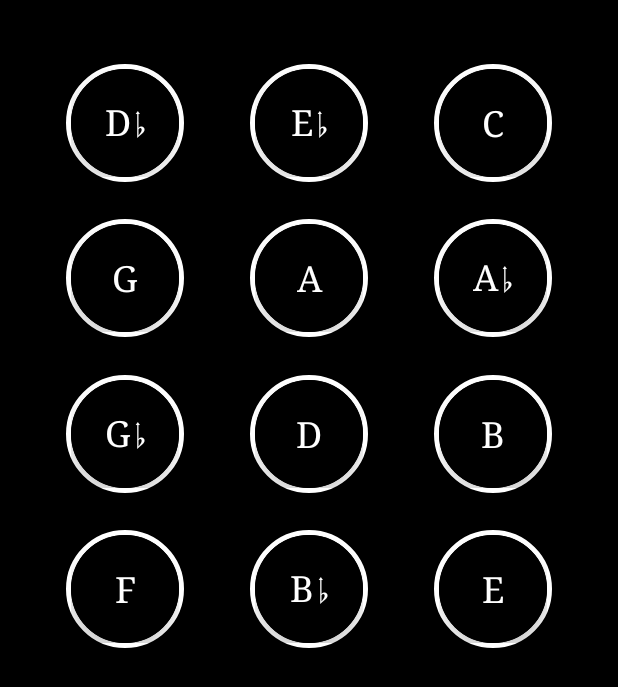
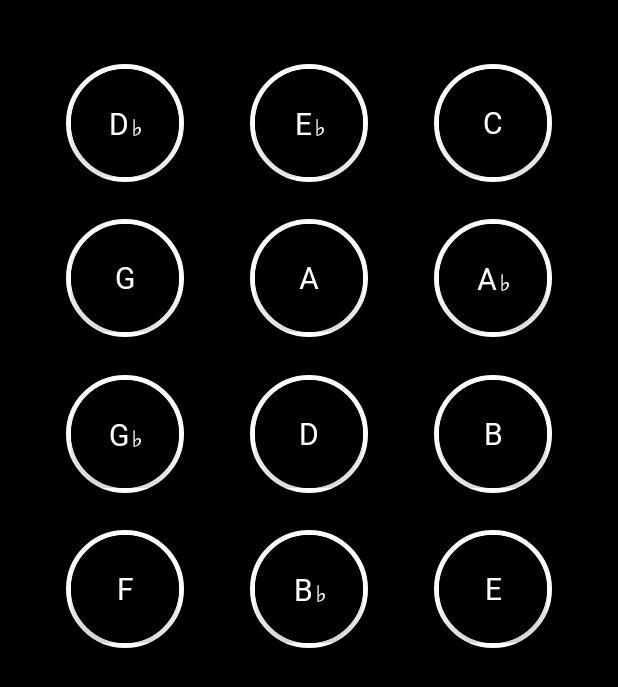
Before and after one commit to travismacdonald/KeyCompanion, an Android app: the screen it shows after launch (KeysActivity), on a phone screen of 412 x 824 dp. Shown: the part 389-1076 px from the top of the screen. Run offline under Robolectric (Android 15) with nearby library versions, the phone set to English and light mode, and no system bars; Roboto replaces fonts that are not available here.

Commit message:
Fixed font / displaying sharps and flats

```diff
--- a/app/src/main/AndroidManifest.xml
+++ b/app/src/main/AndroidManifest.xml
@@ -9,11 +9,13 @@
         android:roundIcon="@mipmap/ic_launcher_round"
         android:supportsRtl="true"
         android:theme="@style/AppTheme">
-        <activity android:name=".keys.KeysActivity">
+        <activity
+            android:name=".keys.KeysActivity"
+            android:screenOrientation="portrait">
             <intent-filter>
-                <action android:name="android.intent.action.MAIN"/>
+                <action android:name="android.intent.action.MAIN" />
 
-                <category android:name="android.intent.category.LAUNCHER"/>
+                <category android:name="android.intent.category.LAUNCHER" />
             </intent-filter>
         </activity>
         <meta-data
--- a/app/src/main/java/com/cannonballapps/keycompanion/KeyData.kt
+++ b/app/src/main/java/com/cannonballapps/keycompanion/KeyData.kt
@@ -6,9 +6,33 @@ class KeyData {
 
         const val NUM_KEYS = 12
 
-        val NAMES_FLAT = arrayOf("C", "D𝄬", "D", "E𝄬", "E", "F", "G𝄬", "G", "A𝄬", "A", "B𝄬", "B")
+        val NAMES_FLAT = arrayOf(
+                "C",
+                "D\u266d",
+                "D",
+                "E\u266d",
+                "E",
+                "F",
+                "G\u266d",
+                "G",
+                "A\u266d",
+                "A",
+                "B\u266d",
+                "B")
 
-        val NAMES_SHARP = arrayOf("C", "C𝄰", "D", "D𝄰", "E", "F", "F𝄰", "G", "G𝄰", "A", "A𝄰", "B")
+        val NAMES_SHARP = arrayOf(
+                "C",
+                "C\u266F",
+                "D",
+                "D\u266f",
+                "E",
+                "F",
+                "F\u266f",
+                "G",
+                "G\u266f",
+                "A",
+                "A\u266f",
+                "B")
 
     }
 }
--- a/app/src/main/java/com/cannonballapps/keycompanion/keys/KeysActivity.kt
+++ b/app/src/main/java/com/cannonballapps/keycompanion/keys/KeysActivity.kt
@@ -14,7 +14,6 @@ class KeysActivity : AppCompatActivity() {
         super.onCreate(savedInstanceState)
         setContentView(R.layout.keys_activity)
 
-
         val keysFragment = supportFragmentManager.findFragmentById(R.id.contentFrame) as KeysFragment?
                 ?: KeysFragment.newInstance()
 
--- a/app/src/main/java/com/cannonballapps/keycompanion/keys/KeysFragment.kt
+++ b/app/src/main/java/com/cannonballapps/keycompanion/keys/KeysFragment.kt
@@ -10,11 +10,14 @@ import android.widget.LinearLayout
 import com.google.android.material.floatingactionbutton.ExtendedFloatingActionButton
 import android.view.animation.AlphaAnimation
 import android.view.animation.Animation
+import androidx.core.content.res.ResourcesCompat
 import com.cannonballapps.keycompanion.Key
 import com.cannonballapps.keycompanion.KeyData
 import com.cannonballapps.keycompanion.R
 
 class KeysFragment : androidx.fragment.app.Fragment(), KeysContract.View {
+
+    // Added overhead for animation. Haven't got it to work properly yet.
 
     private val FADE_DURATION: Long = 200
 
@@ -67,10 +70,13 @@ class KeysFragment : androidx.fragment.app.Fragment(), KeysContract.View {
             inflater: LayoutInflater, container: ViewGroup?, savedInstanceState: Bundle?): View? {
 
         val root = inflater.inflate(R.layout.keys_frag, container, false)
+
         keysGridContainer = root.findViewById(R.id.keys_grid)
         keysGrid = inflater.inflate(R.layout.keys_item, root as ViewGroup, false) as ConstraintLayout
         keysGridContainer.addView(keysGrid)
-        setupTextAnimators()
+
+        setupFont()
+//        setupTextAnimators()
 
         with (root) {
             // Setup Buttons
@@ -85,6 +91,13 @@ class KeysFragment : androidx.fragment.app.Fragment(), KeysContract.View {
         }
 
         return root
+    }
+
+    private fun setupFont() {
+        val typeface = context?.let { ResourcesCompat.getFont(it, R.font.deja_vu_sans_fam) }
+        for (childIx in 0 until keysGrid.childCount) {
+            ((keysGrid.getChildAt(childIx) as LinearLayout).getChildAt(0) as ExtendedFloatingActionButton).typeface = typeface
+        }
     }
 
     private fun animateKeyButtonText(newText: String, view: ExtendedFloatingActionButton) {
--- /dev/null
+++ b/app/src/main/res/font/deja_vu_sans_fam.xml
@@ -0,0 +1,7 @@
+<?xml version="1.0" encoding="utf-8"?>
+<font-family xmlns:app="http://schemas.android.com/apk/res-auto">
+    <font
+        app:fontStyle="normal"
+        app:fontWeight="400"
+        app:font="@font/deja_vu_sans" />
+</font-family>
--- a/app/src/main/res/layout/keys_activity.xml
+++ b/app/src/main/res/layout/keys_activity.xml
@@ -4,6 +4,7 @@
     xmlns:tools="http://schemas.android.com/tools"
     android:layout_width="match_parent"
     android:layout_height="match_parent"
+    android:keepScreenOn="true"
     tools:context=".keys.KeysActivity">
 
     <!-- Where the fragment will be hosted -->
--- a/app/src/main/res/layout/keys_item.xml
+++ b/app/src/main/res/layout/keys_item.xml
@@ -24,7 +24,6 @@
             style="@style/Widget.MaterialComponents.ExtendedFloatingActionButton"
             android:layout_width="@dimen/keybutton_size"
             android:layout_height="@dimen/keybutton_size"
-            android:fontFamily="@string/keybutton_font"
             android:textAlignment="center"
             android:textColor="@color/keybutton_textcolor"
             android:textSize="@dimen/keybutton_textsize"
@@ -51,7 +50,6 @@
             style="@style/Widget.MaterialComponents.ExtendedFloatingActionButton"
             android:layout_width="@dimen/keybutton_size"
             android:layout_height="@dimen/keybutton_size"
-            android:fontFamily="@string/keybutton_font"
             android:textAlignment="center"
             android:textColor="@color/keybutton_textcolor"
             android:textSize="@dimen/keybutton_textsize"
@@ -78,7 +76,6 @@
             style="@style/Widget.MaterialComponents.ExtendedFloatingActionButton"
             android:layout_width="@dimen/keybutton_size"
             android:layout_height="@dimen/keybutton_size"
-            android:fontFamily="@string/keybutton_font"
             android:textAlignment="center"
             android:textColor="@color/keybutton_textcolor"
             android:textSize="@dimen/keybutton_textsize"
@@ -107,7 +104,6 @@
             style="@style/Widget.MaterialComponents.ExtendedFloatingActionButton"
             android:layout_width="@dimen/keybutton_size"
             android:layout_height="@dimen/keybutton_size"
-            android:fontFamily="@string/keybutton_font"
             android:textAlignment="center"
             android:textColor="@color/keybutton_textcolor"
             android:textSize="@dimen/keybutton_textsize"
@@ -134,7 +130,6 @@
             style="@style/Widget.MaterialComponents.ExtendedFloatingActionButton"
             android:layout_width="@dimen/keybutton_size"
             android:layout_height="@dimen/keybutton_size"
-            android:fontFamily="@string/keybutton_font"
             android:textAlignment="center"
             android:textColor="@color/keybutton_textcolor"
             android:textSize="@dimen/keybutton_textsize"
@@ -161,7 +156,6 @@
             style="@style/Widget.MaterialComponents.ExtendedFloatingActionButton"
             android:layout_width="@dimen/keybutton_size"
             android:layout_height="@dimen/keybutton_size"
-            android:fontFamily="@string/keybutton_font"
             android:textAlignment="center"
             android:textColor="@color/keybutton_textcolor"
             android:textSize="@dimen/keybutton_textsize"
@@ -190,7 +184,6 @@
             style="@style/Widget.MaterialComponents.ExtendedFloatingActionButton"
             android:layout_width="@dimen/keybutton_size"
             android:layout_height="@dimen/keybutton_size"
-            android:fontFamily="@string/keybutton_font"
             android:textAlignment="center"
             android:textColor="@color/keybutton_textcolor"
             android:textSize="@dimen/keybutton_textsize"
@@ -217,7 +210,6 @@
             style="@style/Widget.MaterialComponents.ExtendedFloatingActionButton"
             android:layout_width="@dimen/keybutton_size"
             android:layout_height="@dimen/keybutton_size"
-            android:fontFamily="@string/keybutton_font"
             android:textAlignment="center"
             android:textColor="@color/keybutton_textcolor"
             android:textSize="@dimen/keybutton_textsize"
@@ -245,7 +237,6 @@
             style="@style/Widget.MaterialComponents.ExtendedFloatingActionButton"
             android:layout_width="@dimen/keybutton_size"
             android:layout_height="@dimen/keybutton_size"
-            android:fontFamily="@string/keybutton_font"
             android:textAlignment="center"
             android:textColor="@color/keybutton_textcolor"
             android:textSize="@dimen/keybutton_textsize"
@@ -274,7 +265,6 @@
             style="@style/Widget.MaterialComponents.ExtendedFloatingActionButton"
             android:layout_width="@dimen/keybutton_size"
             android:layout_height="@dimen/keybutton_size"
-            android:fontFamily="@string/keybutton_font"
             android:textAlignment="center"
             android:textColor="@color/keybutton_textcolor"
             android:textSize="@dimen/keybutton_textsize"
@@ -301,7 +291,6 @@
             style="@style/Widget.MaterialComponents.ExtendedFloatingActionButton"
             android:layout_width="@dimen/keybutton_size"
             android:layout_height="@dimen/keybutton_size"
-            android:fontFamily="@string/keybutton_font"
             android:textAlignment="center"
             android:textColor="@color/keybutton_textcolor"
             android:textSize="@dimen/keybutton_textsize"
@@ -328,7 +317,6 @@
             style="@style/Widget.MaterialComponents.ExtendedFloatingActionButton"
             android:layout_width="@dimen/keybutton_size"
             android:layout_height="@dimen/keybutton_size"
-            android:fontFamily="@string/keybutton_font"
             android:textAlignment="center"
             android:textColor="@color/keybutton_textcolor"
             android:textSize="@dimen/keybutton_textsize"
--- a/app/src/main/res/values/dimens.xml
+++ b/app/src/main/res/values/dimens.xml
@@ -16,6 +16,6 @@
     <!-- Key Buttons -->
     <dimen name="keybutton_border">3dp</dimen>
     <dimen name="keybutton_size">72dp</dimen>
-    <dimen name="keybutton_textsize">24sp</dimen>
+    <dimen name="keybutton_textsize">20sp</dimen>
 
 </resources>
--- a/app/src/main/res/values/styles.xml
+++ b/app/src/main/res/values/styles.xml
@@ -1,11 +1,12 @@
-<resources>
+<resources xmlns:tools="http://schemas.android.com/tools">
 
     <!-- Base application theme. -->
     <style name="AppTheme" parent="Theme.MaterialComponents.Light.NoActionBar">
         <!-- Customize your theme here. -->
         <item name="colorPrimary">@color/colorPrimary</item>
-        <item name="colorPrimaryDark">@color/colorPrimaryDark</item>
+        <item name="colorPrimaryDark">#444444</item>
         <item name="colorAccent">@color/colorAccent</item>
+        <item name="android:navigationBarColor" tools:targetApi="lollipop">#000000</item>
     </style>
 
 </resources>
```
Also changed, not shown: 1 other file. Lines whose indentation alone changed are shown as unchanged.
